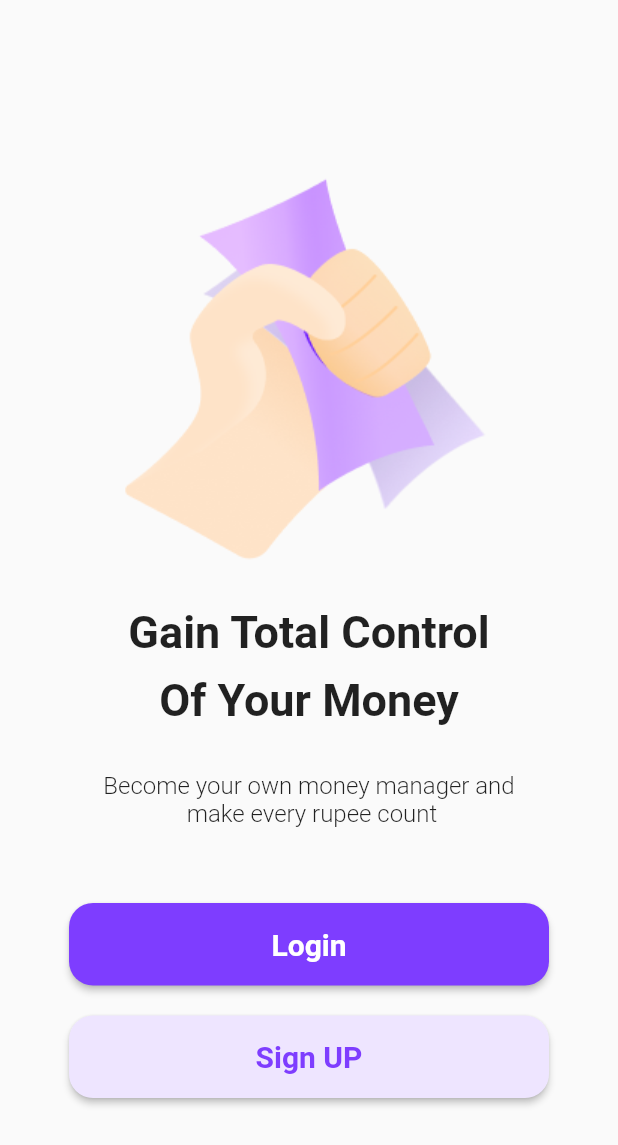
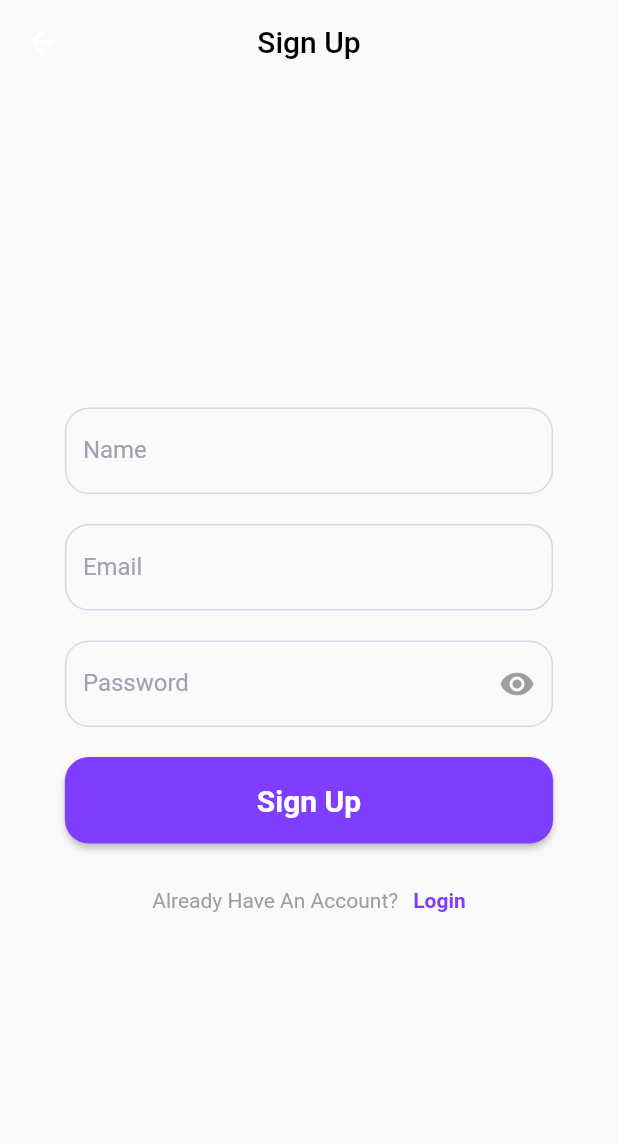
Before and after one commit to rahulsvaz/expense_manager, a Flutter app: the screen it shows after launch, after a tap on "Sign UP", on a phone screen of 412 x 824 dp. Shown: the top 1145 px of the screen. Run offline on Flutter 3.47's test engine with Material 2 defaults, Android fonts, the phone set to English and light mode, and no system bars; our stand-ins replace get.

Commit message:
login signup page added

```diff
--- a/lib/main.dart
+++ b/lib/main.dart
@@ -1,4 +1,4 @@
-import 'package:expense_manager/view/start_up_screen.dart';
+import 'package:expense_manager/view/screens/start_up_screen.dart';
 import 'package:flutter/material.dart';
 import 'package:get/get_navigation/get_navigation.dart';
 
--- /dev/null
+++ b/lib/view/screens/login_screen.dart
@@ -0,0 +1,87 @@
+import 'package:expense_manager/view/screens/sign_up_screen.dart';
+import 'package:expense_manager/viewModel/constants/colors/colors.dart';
+import 'package:expense_manager/viewModel/constants/methods/textStyle.dart';
+import 'package:expense_manager/viewModel/controllers/textfieldController.dart';
+import 'package:expense_manager/viewModel/widgets/login_sign_up_button.dart';
+import 'package:expense_manager/viewModel/widgets/size.dart';
+import 'package:expense_manager/viewModel/widgets/text_form_field.dart';
+import 'package:flutter/material.dart';
+import 'package:get/get.dart';
+
+class LoginScreen extends StatelessWidget {
+  const LoginScreen({super.key});
+
+  @override
+  Widget build(BuildContext context) {
+    final TextfieldController surffixController =
+        Get.put(TextfieldController());
+    return  Scaffold(
+        appBar: AppBar(
+          title: Text(
+            'Login',
+            style: appBartTextStyle(),
+          ),
+          centerTitle: true,
+          backgroundColor: Colors.transparent,
+          elevation: 0,
+        ),
+        body: SingleChildScrollView(
+          child: Column(
+            mainAxisAlignment: MainAxisAlignment.center,
+            crossAxisAlignment: CrossAxisAlignment.center,
+            children: [
+              const Height100(),
+             const  Height100(),
+              const UserTextfield(
+                obscureText: false,
+                label: 'Email',
+              ),
+              const Height20(),
+              Obx(
+                () => UserTextfield(
+                  obscureText: surffixController.isObscured.value,
+                  label: 'Password',
+                  surffix: IconButton(
+                    onPressed: () {
+                      surffixController
+                          .surffixChange(surffixController.isObscured.value);
+                    },
+                    icon: Icon(surffixController.isObscured.value
+                        ? Icons.visibility
+                        : Icons.visibility_off),
+                    color: Pallete.grey,
+                  ),
+                ),
+              ),
+              const Height20(),
+              LoginSignUpButton(
+                  onPressed: () {},
+                  label: 'LogIn',
+                  buttonTextColor: Pallete.white,
+                  backgroundColor: Pallete.buttonColor),
+              const Height30(),
+              GestureDetector(
+                onTap: () {
+                  Get.to(const SignUpScreen());
+                },
+                child: Row(
+                  mainAxisAlignment: MainAxisAlignment.center,
+                  children: [
+                    Center(
+                        child: Text(
+                      "Don't Have An Account?",
+                      style: haveAccountStyle(),
+                    )),
+                    const Width10(),
+                    Text(
+                      'Sign Up',
+                      style: backToLoginStyle(),
+                    )
+                  ],
+                ),
+              )
+            ],
+          ),
+        ));
+  }
+}
--- /dev/null
+++ b/lib/view/screens/sign_up_screen.dart
@@ -0,0 +1,89 @@
+import 'package:expense_manager/viewModel/constants/colors/colors.dart';
+import 'package:expense_manager/viewModel/constants/methods/textStyle.dart';
+import 'package:expense_manager/viewModel/controllers/textfieldController.dart';
+import 'package:expense_manager/viewModel/widgets/login_sign_up_button.dart';
+import 'package:expense_manager/viewModel/widgets/size.dart';
+import 'package:expense_manager/viewModel/widgets/text_form_field.dart';
+import 'package:flutter/material.dart';
+import 'package:get/get.dart';
+
+class SignUpScreen extends StatelessWidget {
+  const SignUpScreen({super.key});
+
+  @override
+  Widget build(BuildContext context) {
+    final TextfieldController surffixController =
+        Get.put(TextfieldController());
+    return Scaffold(
+        appBar: AppBar(
+          title: Text(
+            'Sign Up',
+            style: appBartTextStyle(),
+          ),
+          centerTitle: true,
+          backgroundColor: Colors.transparent,
+          elevation: 0,
+        ),
+        body: Column(
+          mainAxisAlignment: MainAxisAlignment.center,
+          crossAxisAlignment: CrossAxisAlignment.center,
+          children: [
+            const Center(
+              child: UserTextfield(
+                obscureText: false,
+                label: 'Name',
+              ),
+            ),
+            const Height20(),
+            const UserTextfield(
+              obscureText: false,
+              label: 'Email',
+            ),
+            const Height20(),
+            Obx(
+              () => UserTextfield(
+                obscureText: surffixController.isObscured.value,
+                label: 'Password',
+                surffix: IconButton(
+                  onPressed: () {
+                    surffixController
+                        .surffixChange(surffixController.isObscured.value);
+                  },
+                  icon: Icon(surffixController.isObscured.value
+                      ? Icons.visibility
+                      : Icons.visibility_off),
+                  color: Pallete.grey,
+                ),
+              ),
+            ),
+            const Height20(),
+            LoginSignUpButton(
+                onPressed: () {},
+                label: 'Sign Up',
+                buttonTextColor: Pallete.white,
+                backgroundColor: Pallete.buttonColor),
+            const Height30(),
+            GestureDetector(
+              onTap: () {
+                Get.back();
+              },
+              child: Row(
+                mainAxisAlignment: MainAxisAlignment.center,
+                children: [
+                  Center(
+                      child: Text(
+                    'Already Have An Account?',
+                    style: haveAccountStyle(),
+                  )),
+                  const Width10(),
+                  Text(
+                    'Login',
+                    style: backToLoginStyle(),
+                  )
+                ],
+              ),
+            )
+          ],
+        ));
+  }
+}
--- /dev/null
+++ b/lib/view/screens/start_up_screen.dart
@@ -0,0 +1,70 @@
+import 'package:expense_manager/view/screens/login_screen.dart';
+import 'package:expense_manager/view/screens/sign_up_screen.dart';
+import 'package:expense_manager/viewModel/widgets/size.dart';
+import 'package:expense_manager/viewModel/widgets/login_sign_up_button.dart';
+import 'package:expense_manager/viewModel/constants/colors/colors.dart';
+import 'package:flutter/material.dart';
+import 'package:get/get_navigation/get_navigation.dart';
+import 'package:get/route_manager.dart';
+
+class StartUpScreen extends StatefulWidget {
+  const StartUpScreen({super.key});
+
+  @override
+  State<StartUpScreen> createState() => _StartUpScreenState();
+}
+
+class _StartUpScreenState extends State<StartUpScreen> {
+  @override
+  Widget build(BuildContext context) {
+    return Scaffold(
+      body: SingleChildScrollView(
+        child: SizedBox(
+          height: Get.height * 1,
+          child: Column(
+            mainAxisAlignment: MainAxisAlignment.center,
+            crossAxisAlignment: CrossAxisAlignment.center,
+            children: [
+              Center(
+                child: Image.asset('assets/images/Illustration.png',
+                    height: Get.height * 0.3),
+              ),
+              const Center(
+                child: Text(
+                  'Gain Total Control\nOf Your Money',
+                  textAlign: TextAlign.center,
+                  style: TextStyle(
+                      fontSize: 30, fontWeight: FontWeight.bold, height: 1.4),
+                ),
+              ),
+              const Height40(),
+              const Text(
+                'Become your own money manager and \n make every rupee count',
+                textAlign: TextAlign.center,
+                style: TextStyle(fontSize: 16, fontWeight: FontWeight.w300),
+              ),
+              const Height50(),
+              LoginSignUpButton(
+                onPressed: () {
+                  Get.to(const LoginScreen());
+                },
+                label: 'Login',
+                buttonTextColor: Pallete.white,
+                backgroundColor: Pallete.buttonColor,
+              ),
+              const Height10(),
+              LoginSignUpButton(
+                onPressed: () {
+                  Get.to(const SignUpScreen());
+                },
+                label: 'Sign UP',
+                buttonTextColor: Pallete.purple,
+                backgroundColor: Pallete.lightPurple,
+              )
+            ],
+          ),
+        ),
+      ),
+    );
+  }
+}
--- a/lib/view/start_up_screen.dart
+++ /dev/null
@@ -1,62 +0,0 @@
-import 'package:expense_manager/view/size.dart';
-import 'package:expense_manager/view/widgets/login_sign_up_button.dart';
-import 'package:expense_manager/viewModel/constants/colors.dart/colors.dart';
-import 'package:flutter/material.dart';
-import 'package:get/route_manager.dart';
-
-class StartUpScreen extends StatefulWidget {
-  const StartUpScreen({super.key});
-
-  @override
-  State<StartUpScreen> createState() => _StartUpScreenState();
-}
-
-class _StartUpScreenState extends State<StartUpScreen> {
-  @override
-  Widget build(BuildContext context) {
-    return Scaffold(
-      body: Column(
-        mainAxisAlignment: MainAxisAlignment.center,
-        crossAxisAlignment: CrossAxisAlignment.center,
-        children: [
-          Center(
-            child: Image.asset('assets/images/Illustration.png'),
-          ),
-          const Center(
-            child: Text(
-              'Gain Total Control',
-              style: TextStyle(fontSize: 30, fontWeight: FontWeight.bold),
-            ),
-          ),
-          const Height10(),
-          const Center(
-            child: Text(
-              'Of Your Money',
-              style: TextStyle(fontSize: 30, fontWeight: FontWeight.bold),
-            ),
-          ),
-          const Height30(),
-          const Text(
-            'Become your own money manager and \n make every rupee count',
-            textAlign: TextAlign.center,
-            style: TextStyle(fontSize: 16, fontWeight: FontWeight.w300),
-          ),
-         const  Height50(),
-          LoginSignUpButton(
-            onPressed: () {},
-            label: 'Login',
-            buttonTextColor: Pallete.white,
-            backgroundColor: Pallete.buttonColor,
-          ),
-          const Height20(),
-          LoginSignUpButton(
-            onPressed: () {},
-            label: 'Sign UP',
-            buttonTextColor: Pallete.purple,
-            backgroundColor: Pallete.lightPurple,
-          )
-        ],
-      ),
-    );
-  }
-}
--- a/lib/view/widgets/login_sign_up_button.dart
+++ /dev/null
@@ -1,35 +0,0 @@
-import 'package:expense_manager/viewModel/constants/colors.dart/colors.dart';
-import 'package:flutter/material.dart';
-
-class LoginSignUpButton extends StatelessWidget {
-  final VoidCallback onPressed;
-  final String label;
-  final Color buttonTextColor;
- final Color backgroundColor;
-  const LoginSignUpButton(
-      {super.key,
-      required this.onPressed,
-      required this.label,
-      required this.buttonTextColor,
-      required this.backgroundColor
-
-      });
-
-  @override
-  Widget build(BuildContext context) {
-    return ElevatedButton(
-        style: ElevatedButton.styleFrom(
-            fixedSize: const Size(320, 55),
-            shape:
-                RoundedRectangleBorder(borderRadius: BorderRadius.circular(16)),
-            backgroundColor: backgroundColor),
-        onPressed: onPressed,
-        child: Text(
-          label,
-          style: TextStyle(
-              fontSize: 20,
-              fontWeight: FontWeight.w700,
-              color: buttonTextColor),
-        ));
-  }
-}
--- a/lib/viewModel/constants/colors.dart/colors.dart
+++ /dev/null
@@ -1,11 +0,0 @@
-import 'package:flutter/material.dart';
-
-class Pallete {
-  static const Color buttonColor = Color(0xFF7E3DFF);
-  static const Color white = Colors.white;
-    static const Color purple = Color(0xFF7E3DFF);
-    static const Color lightPurple = Color(0xFFEEE5FF);
-
-
-
-}
--- /dev/null
+++ b/lib/viewModel/constants/colors/colors.dart
@@ -0,0 +1,12 @@
+import 'package:flutter/material.dart';
+
+class Pallete {
+  static const Color buttonColor = Color(0xFF7E3DFF);
+  static const Color white = Colors.white;
+  static const Color purple = Color(0xFF7E3DFF);
+  static const Color lightPurple = Color(0xFFEEE5FF);
+  static const Color textfieldBorderColor = Color.fromARGB(255, 216, 216, 230);
+  static const Color hintTextColor = Color.fromARGB(255, 161, 161, 182);
+  static const Color grey = Colors.grey;
+  static const Color textFieldColor = Color.fromARGB(255, 60, 60, 60);
+}
--- /dev/null
+++ b/lib/viewModel/constants/methods/textStyle.dart
@@ -0,0 +1,12 @@
+
+import 'package:expense_manager/viewModel/constants/colors/colors.dart';
+import 'package:flutter/material.dart';
+
+TextStyle appBartTextStyle() => const TextStyle(color: Colors.black);
+
+TextStyle haveAccountStyle() => const TextStyle(color: Pallete.grey);
+
+  TextStyle backToLoginStyle() {
+    return const TextStyle(
+                    color: Pallete.purple, fontWeight: FontWeight.bold);
+  }
--- /dev/null
+++ b/lib/viewModel/controllers/textFieldController.dart
@@ -0,0 +1,9 @@
+import 'package:get/get.dart';
+
+class TextfieldController extends GetxController {
+  var isObscured = true.obs;
+
+  surffixChange(surffix) {
+isObscured.value = !isObscured.value;
+  }
+}
--- /dev/null
+++ b/lib/viewModel/widgets/login_sign_up_button.dart
@@ -0,0 +1,35 @@
+import 'package:flutter/material.dart';
+import 'package:get/get_core/src/get_main.dart';
+import 'package:get/get_navigation/get_navigation.dart';
+
+class LoginSignUpButton extends StatelessWidget {
+  final VoidCallback onPressed;
+  final String label;
+  final Color buttonTextColor;
+  final Color backgroundColor;
+  const LoginSignUpButton(
+      {super.key,
+      required this.onPressed,
+      required this.label,
+      required this.buttonTextColor,
+      required this.backgroundColor});
+
+  @override
+  Widget build(BuildContext context) {
+    return ElevatedButton(
+      style: ElevatedButton.styleFrom(
+          fixedSize:  Size(Get.width*0.79
+        , Get.height*0.07),
+          shape: RoundedRectangleBorder(
+            borderRadius: BorderRadius.circular(16),
+          ),
+          backgroundColor: backgroundColor),
+      onPressed: onPressed,
+      child: Text(
+        label,
+        style: TextStyle(
+            fontSize: 20, fontWeight: FontWeight.w700, color: buttonTextColor),
+      ),
+    );
+  }
+}
--- a/lib/view/size.dart
+++ b/lib/viewModel/widgets/size.dart
@@ -1,4 +1,6 @@
 import 'package:flutter/material.dart';
+
+///Height//////
 class Height10 extends StatelessWidget {
   const Height10({
     super.key,
@@ -11,6 +13,7 @@ class Height10 extends StatelessWidget {
     );
   }
 }
+
 class Height30 extends StatelessWidget {
   const Height30({
     super.key,
@@ -23,6 +26,7 @@ class Height30 extends StatelessWidget {
     );
   }
 }
+
 class Height20 extends StatelessWidget {
   const Height20({
     super.key,
@@ -48,6 +52,7 @@ class Height40 extends StatelessWidget {
     );
   }
 }
+
 class Height50 extends StatelessWidget {
   const Height50({
     super.key,
@@ -60,6 +65,7 @@ class Height50 extends StatelessWidget {
     );
   }
 }
+
 class Height100 extends StatelessWidget {
   const Height100({
     super.key,
@@ -72,3 +78,18 @@ class Height100 extends StatelessWidget {
     );
   }
 }
+
+////// width/////
+
+class Width10 extends StatelessWidget {
+  const Width10({
+    super.key,
+  });
+
+  @override
+  Widget build(BuildContext context) {
+    return const SizedBox(
+      width: 10,
+    );
+  }
+}
--- /dev/null
+++ b/lib/viewModel/widgets/text_form_field.dart
@@ -0,0 +1,45 @@
+
+import 'package:expense_manager/viewModel/constants/colors/colors.dart';
+import 'package:flutter/material.dart';
+import 'package:get/get_core/src/get_main.dart';
+import 'package:get/get_navigation/get_navigation.dart';
+
+class UserTextfield extends StatelessWidget {
+  final String? label;
+  final bool obscureText;
+  final IconButton? surffix;
+  const UserTextfield(
+      {super.key, this.label, required this.obscureText, this.surffix});
+
+  @override
+  Widget build(BuildContext context) {
+    return Container(
+      decoration: const BoxDecoration(),
+      width: Get.width * 0.79,
+      height: Get.height * 0.07,
+      child: TextFormField(
+        style: const TextStyle(color: Pallete.textFieldColor),
+        obscureText: obscureText,
+        cursorColor: Colors.grey,
+        decoration: InputDecoration(
+            suffixIcon: surffix,
+            label: Text(
+              label.toString(),
+              style: const TextStyle(color: Pallete.hintTextColor),
+            ),
+            errorBorder: borderDecoration(),
+            enabledBorder: borderDecoration(),
+            focusedBorder: borderDecoration()),
+      ),
+    );
+  }
+
+  OutlineInputBorder borderDecoration() {
+    return const OutlineInputBorder(
+      borderRadius: BorderRadius.all(
+        Radius.circular(16),
+      ),
+      borderSide: BorderSide(width: 1, color: Pallete.textfieldBorderColor),
+    );
+  }
+}
```
